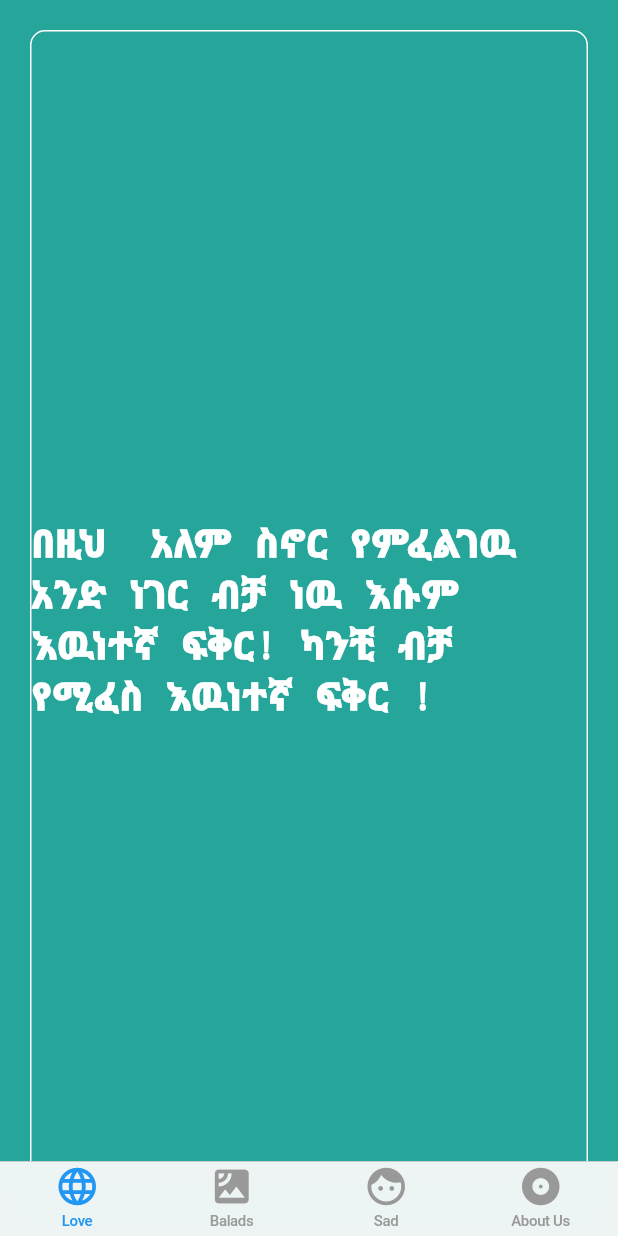
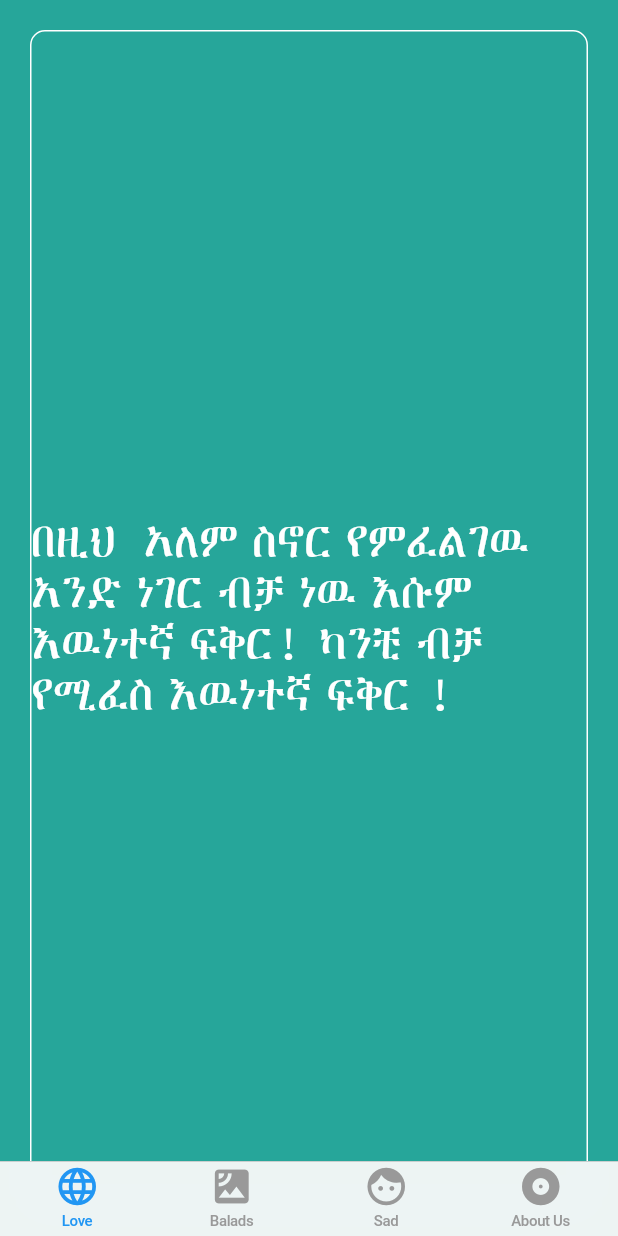
Before and after one commit to hailemix/EnenaAnchi_Flutter, a Flutter app: the screen it shows after launch, on a phone screen of 412 x 824 dp. Run offline on Flutter 3.47's test engine with Material 2 defaults, Android fonts, the phone set to English and light mode, and no system bars; our stand-ins replace simple_animations.

Commit message:
Amharic Font is added

```diff
--- a/lib/main.dart
+++ b/lib/main.dart
@@ -10,9 +10,11 @@ void main() => runApp(MyApp());
 class MyApp extends StatelessWidget {
   @override
   Widget build(BuildContext context) {
-    return MaterialApp(
-      theme: ThemeData(
-        primarySwatch: Colors.blue,
+    return CupertinoApp(
+      theme: CupertinoThemeData(
+        primaryColor: Colors.blue,
+        textTheme: CupertinoTextThemeData(textStyle: TextStyle(fontFamily: 'Ethiopia Jiret'))
+
       ),
       home: MyHomePage(),
       debugShowCheckedModeBanner: false,
@@ -102,7 +104,8 @@ class MyHomePageState extends State<MyHomePage> {
                                 ),
                               child: Center(
                                 child: Text(finalContent ,
-                                style: TextStyle(fontSize: 25.0,decoration: TextDecoration.none,color: Colors.white)),
+                                style: TextStyle(fontSize: 35.0,decoration: TextDecoration.none,color: Colors.white,
+                                )),
                               ),
 
                               ),
```
Also changed, not shown: pubspec.yaml (+4 -4 lines), fonts/ethiopia-jiret.ttf (added).
